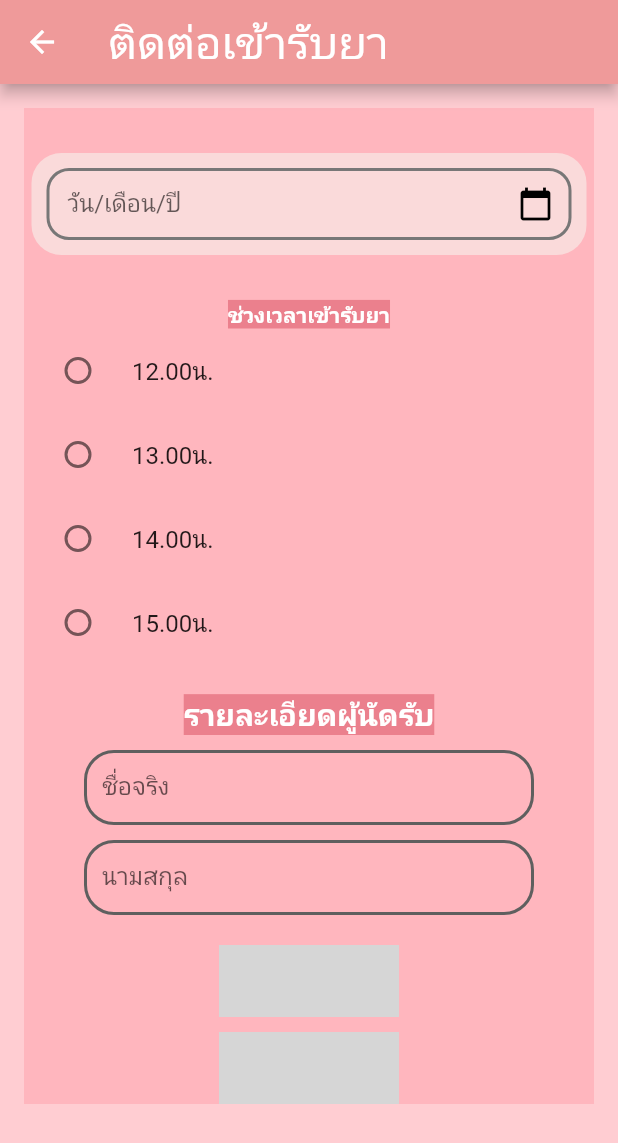
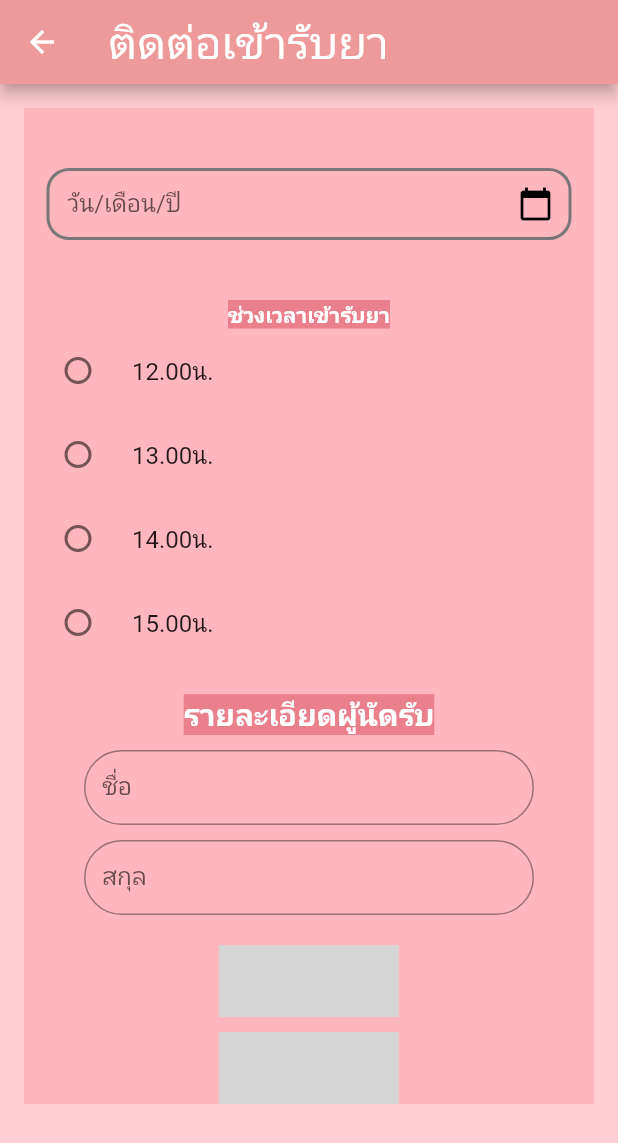
Before and after one commit to Demithier01/covid_result, a Flutter app: the Cont_Medic screen opened directly, on a phone screen of 412 x 824 dp. Shown: the top 1143 px of the screen. Run offline on Flutter 3.47's test engine with Material 2 defaults, Android fonts, the phone set to English and light mode, and no system bars; our stand-ins replace awesome_dialog, curved_navigation_bar, form_field_validator, group_button; grey boxes are pictures that could not be loaded.

Commit message:
update main

```diff
--- a/lib/page/cont_med.dart
+++ b/lib/page/cont_med.dart
@@ -1,14 +1,10 @@
 import 'package:awesome_dialog/awesome_dialog.dart';
 import 'package:covid_data/result/result_medtic.dart';
 import 'package:flutter/material.dart';
-import 'package:flutter/services.dart';
-import 'package:flutter_rounded_date_picker/flutter_rounded_date_picker.dart';
 import 'package:form_field_validator/form_field_validator.dart';
-import 'package:group_button/group_button.dart';
 import 'package:intl/intl.dart';
 
-import 'check_covid.dart';
-
+// ignore: camel_case_types
 class Cont_Medic extends StatefulWidget {
   const Cont_Medic({Key? key}) : super(key: key);
 
@@ -16,12 +12,14 @@ class Cont_Medic extends StatefulWidget {
   State<Cont_Medic> createState() => _Cont_MedicState();
 }
 
+// ignore: camel_case_types
 class _Cont_MedicState extends State<Cont_Medic> {
+  String selectedTime = '';
   TextEditingController date = TextEditingController();
   TextEditingController fristname = TextEditingController();
   TextEditingController lastname = TextEditingController();
   final contMedic = GlobalKey<FormState>();
-  String selectedTime = '';
+
   get hintText => null;
 
   @override
@@ -49,20 +47,18 @@ class _Cont_MedicState extends State<Cont_Medic> {
             color: const Color.fromARGB(255, 255, 182, 190),
             child: Column(children: [
               Container(
-                        margin: const EdgeInsets.symmetric(
-                            horizontal: 5, vertical: 30),
+                margin: const EdgeInsets.symmetric(horizontal: 5, vertical: 30),
                 padding: const EdgeInsets.all(10),
-                        decoration: const BoxDecoration(
-                            color: Color.fromARGB(255, 250, 218,
-                                218), //new Color.fromRGBO(255, 0, 0, 0.0),
-                            borderRadius: BorderRadius.only(
-                                topLeft: Radius.circular(20),
-                                topRight: Radius.circular(20),
-                                bottomLeft: Radius.circular(20),
-                                bottomRight: Radius.circular(20))),
+                // decoration: const BoxDecoration(
+                //     color: Color.fromARGB(255, 250, 218,
+                //         218), //new Color.fromRGBO(255, 0, 0, 0.0),
+                //     borderRadius: BorderRadius.only(
+                //         topLeft: Radius.circular(20),
+                //         topRight: Radius.circular(20),
+                //         bottomLeft: Radius.circular(20),
+                //         bottomRight: Radius.circular(20))),
                 child: TextFormField(
-                          controller:
-                              date, //editing controller of this TextField
+                  controller: date, //editing controller of this TextField
                   decoration: InputDecoration(
                     suffixIcon: const Icon(
                       Icons.calendar_today,
@@ -71,21 +67,18 @@ class _Cont_MedicState extends State<Cont_Medic> {
                     labelText: ("วัน/เดือน/ปี"),
                     enabledBorder: OutlineInputBorder(
                       borderSide: const BorderSide(
-                                  width: 2,
-                                  color: Color.fromARGB(255, 120, 119, 119)),
+                          width: 2, color: Color.fromARGB(255, 120, 119, 119)),
                       borderRadius: BorderRadius.circular(15),
                     ),
                     focusedBorder: OutlineInputBorder(
                       borderSide: const BorderSide(
-                                  width: 2,
-                                  color: Color.fromARGB(255, 120, 119, 119)),
+                          width: 2, color: Color.fromARGB(255, 120, 119, 119)),
                       borderRadius: BorderRadius.circular(15),
                     ),
                     contentPadding: const EdgeInsets.all(14),
                   ),
-
-                          validator: RequiredValidator(
-                              errorText: "กรุณาระบุวัน/เดือน/ปี"),
+                  validator:
+                      RequiredValidator(errorText: "กรุณาระบุวัน/เดือน/ปี"),
                   readOnly:
                       true, //set it true, so that user will not able to edit text
                   onTap: () async {
@@ -119,21 +112,18 @@ class _Cont_MedicState extends State<Cont_Medic> {
               const Text('ช่วงเวลาเข้ารับยา',
                   style: TextStyle(
                       color: Colors.white,
-                              backgroundColor:
-                                  Color.fromARGB(255, 235, 128, 141),
+                      backgroundColor: Color.fromARGB(255, 235, 128, 141),
                       fontWeight: FontWeight.bold)),
-
               SingleChildScrollView(
                 scrollDirection: Axis.vertical,
-                                child: Column(
-                          children: <Widget>[
+                child: Column(children: <Widget>[
                   RadioListTile(
                     title: Text('12.00น.'),
                     value: '12.00น.',
                     groupValue: selectedTime,
-                              onChanged: (value) {
+                    onChanged: (val) {
                       setState(() {
-                                  selectedTime = value!;
+                        selectedTime = val!;
                       });
                     },
                   ),
@@ -141,9 +131,9 @@ class _Cont_MedicState extends State<Cont_Medic> {
                     title: Text('13.00น.'),
                     value: '13.00น.',
                     groupValue: selectedTime,
-                              onChanged: (value) {
+                    onChanged: (val) {
                       setState(() {
-                                  selectedTime = value!;
+                        selectedTime = val!;
                       });
                     },
                   ),
@@ -151,9 +141,9 @@ class _Cont_MedicState extends State<Cont_Medic> {
                     title: Text('14.00น.'),
                     value: '14.00น.',
                     groupValue: selectedTime,
-                              onChanged: (value) {
+                    onChanged: (val) {
                       setState(() {
-                                  selectedTime = value!;
+                        selectedTime = val!;
                       });
                     },
                   ),
@@ -161,13 +151,12 @@ class _Cont_MedicState extends State<Cont_Medic> {
                     title: Text('15.00น.'),
                     value: '15.00น.',
                     groupValue: selectedTime,
-                              onChanged: (value) {
+                    onChanged: (val) {
                       setState(() {
-                                  selectedTime = value!;
+                        selectedTime = val!;
                       });
                     },
                   ),
-
                 ]),
               ),
               const SizedBox(height: 20),
@@ -175,8 +164,7 @@ class _Cont_MedicState extends State<Cont_Medic> {
                 'รายละเอียดผู้นัดรับ',
                 style: TextStyle(
                     color: Colors.white,
-                                backgroundColor:
-                                    Color.fromARGB(255, 235, 128, 141),
+                    backgroundColor: Color.fromARGB(255, 235, 128, 141),
                     fontSize: 20,
                     fontWeight: FontWeight.bold),
               ),
@@ -184,36 +172,34 @@ class _Cont_MedicState extends State<Cont_Medic> {
               SizedBox(
                 width: 300,
                 height: 50,
-                            child: TextField(
+                child: TextFormField(
                   controller: fristname,
-                              inputFormatters: [
-                                FilteringTextInputFormatter.allow(
-                                    RegExp("[ก-๙a-zA-Z ]")),
-                              ],
+                  keyboardType: TextInputType.name,
                   decoration: InputDecoration(
-                                  labelText: "ชื่อจริง",
-                                  border: myinputborder(), //normal border
-                                  enabledBorder:
-                                      myinputborder(), //enabled border
-                                  focusedBorder: myinputborder()),
+                    labelText: "ชื่อ",
+                    fillColor: Colors.white,
+                    border: OutlineInputBorder(
+                      borderRadius: BorderRadius.circular(25.0),
+                    ),
+                  ),
+                  validator: RequiredValidator(errorText: "กรุณาใส่ชื่อ"),
                 ),
               ),
               const SizedBox(height: 10),
               SizedBox(
                 width: 300,
                 height: 50,
-                            child: TextField(
+                child: TextFormField(
                   controller: lastname,
-                              inputFormatters: [
-                                FilteringTextInputFormatter.allow(
-                                    RegExp("[ก-๙a-zA-Z ]")),
-                              ],
+                  keyboardType: TextInputType.text,
                   decoration: InputDecoration(
-                                  labelText: "นามสกุล",
-                                  border: myinputborder(), //normal border
-                                  enabledBorder:
-                                      myinputborder(), //enabled border
-                                  focusedBorder: myinputborder()),
+                    labelText: "สกุล",
+                    fillColor: Colors.white,
+                    border: OutlineInputBorder(
+                      borderRadius: BorderRadius.circular(25.0),
+                    ),
+                  ),
+                  validator: RequiredValidator(errorText: "กรุณาใส่ชื่อ"),
                 ),
               ),
               const SizedBox(height: 20),
@@ -227,14 +213,13 @@ class _Cont_MedicState extends State<Cont_Medic> {
                           color: Colors.green,
                           pressEvent: () {
                             if (contMedic.currentState!.validate()) {
-                                            // ignore: unnecessary_null_comparison
-                                            if (selectedTime == null)
-                                            // กรอกข้อมูลไม่สำเร็จ
+                              if (selectedTime.isEmpty) {
+                                // กรณีผลตรวจไม่ถูกเลือก
                                 AwesomeDialog(
                                   context: context,
-                                              dialogType: DialogType.error,
-                                              title: 'ข้อมูลไม่ครบถ้วน',
-                                              desc: 'กรุณากรอกข้อมูล',
+                                  dialogType: DialogType.warning,
+                                  title: 'กรอกข้อมูลไม่ครบ',
+                                  desc: 'กรุณาเลือกช่วงเวลาเข้ารับยา',
                                   btnOkOnPress: () {},
                                 ).show();
                               } else {
@@ -242,29 +227,26 @@ class _Cont_MedicState extends State<Cont_Medic> {
                                 AwesomeDialog(
                                   context: context,
                                   dialogType: DialogType.success,
-                                              animType: AnimType.leftSlide,
-                                              headerAnimationLoop: false,
-                                              showCloseIcon: true,
-                                              title:
-                                                  'บันทึกข้อมูลเรียบร้อยแล้ว',
-                                              desc: 'แบร่ แบร่',
+                                  title: 'บันทึกข้อมูลเรียบร้อย!!',
+                                  desc: '   ',
                                   btnOkOnPress: () {
+                                    contMedic.currentState!.save();
                                     Navigator.push(
                                       context,
                                       MaterialPageRoute(
-                                                      builder: (context) =>
-                                                          Medtic(
+                                        builder: (context) => Medtic(
                                           fristname.text,
                                           lastname.text,
                                           date.text,
                                           selectedTime,
                                         ),
-                                                    )
+                                      ),
                                     );
                                   },
                                 ).show();
                               }
                             }
+                          },
                         ),
                         const SizedBox(height: 10),
                         AnimatedButton(
@@ -278,14 +260,3 @@ class _Cont_MedicState extends State<Cont_Medic> {
         )));
   }
 }
-
-OutlineInputBorder myinputborder() {
-  //return type is OutlineInputBorder
-  return const OutlineInputBorder(
-      //Outline border type for TextFeild
-      borderRadius: BorderRadius.all(Radius.circular(20)),
-      borderSide: BorderSide(
-        color: Color.fromARGB(255, 95, 95, 95),
-        width: 2,
-      ));
-}
--- a/lib/result/cloud_firestore/cloud_firestore.dart
+++ /dev/null
@@ -1 +0,0 @@
-// TODO Implement this library.
```
Also changed, not shown: lib/page/check_covid.dart (+5 -5 lines), lib/result/result_detail.dart (+10 -8 lines), lib/result/result_medtic.dart (+6 -3 lines), 4 other files. Lines whose indentation alone changed are shown as unchanged.
